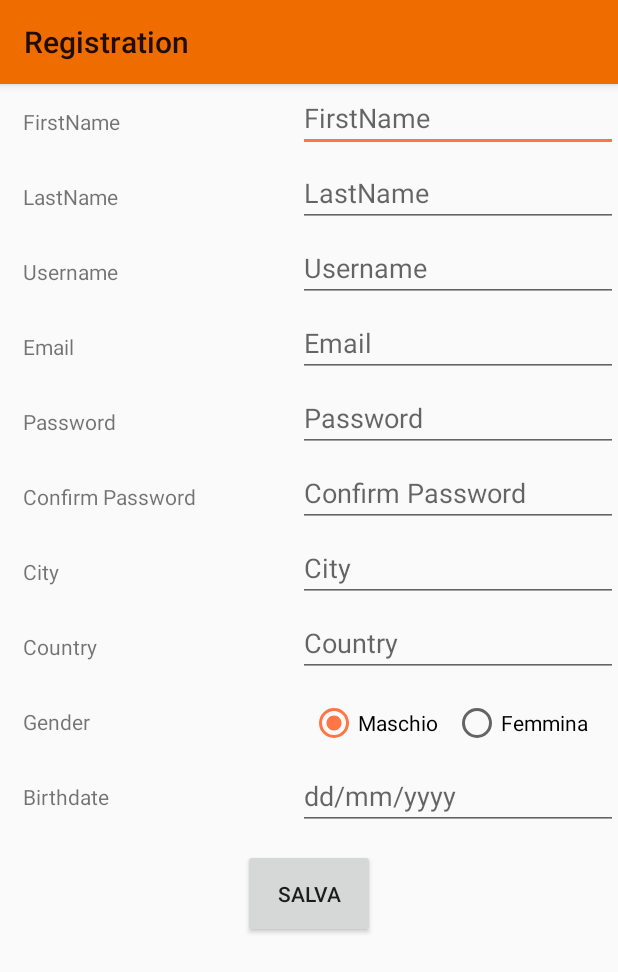
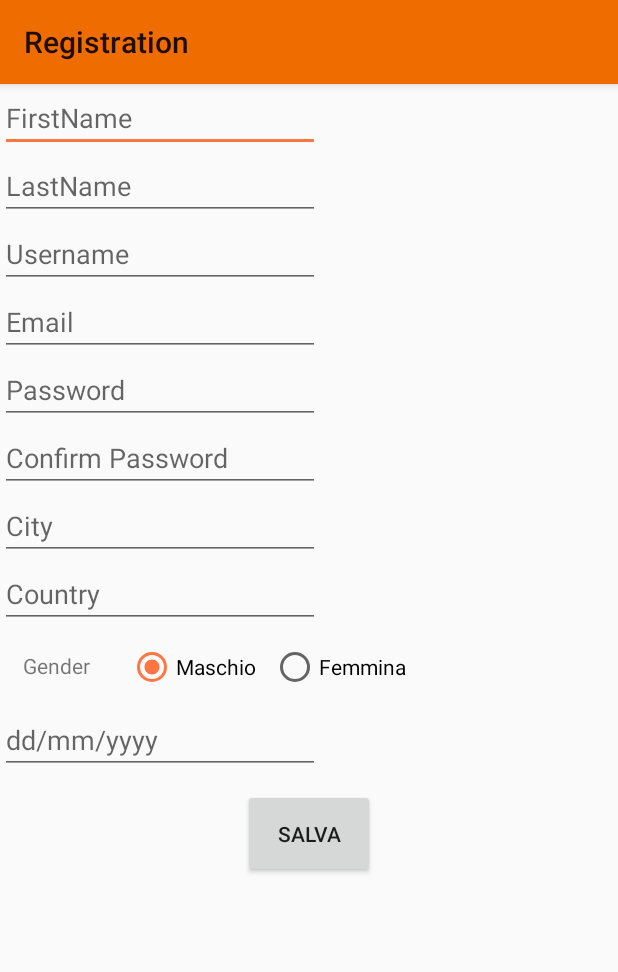
Before and after one commit to lorenzomalferrari/HolidayDiary, an Android app: the RegistrationActivity screen opened directly, with no data from a screen before it, on a phone screen of 412 x 824 dp. Shown: the top 972 px of the screen. Run offline under Robolectric (Android 15) with nearby library versions, the phone set to English and light mode, and no system bars.

Commit message:
Changed layout

```diff
--- a/app/src/main/res/layout/activity_registration.xml
+++ b/app/src/main/res/layout/activity_registration.xml
@@ -6,148 +6,93 @@
         android:layout_width="match_parent"
         android:layout_height="wrap_content">
         <!-- FirstName -->
-        <TextView
-            android:id="@+id/register_firstNameText"
-            android:layout_width="wrap_content"
-            android:layout_height="wrap_content"
-            android:padding="15dp"
-            android:text="@string/firstname_text"/>
-
         <EditText
             android:id="@+id/register_firstNameValue"
             android:layout_width="wrap_content"
             android:layout_height="wrap_content"
-            android:layout_alignParentEnd="true"
-            android:layout_alignParentTop="true"
+
             android:ems="10"
             android:hint="@string/firstname_text"
             android:inputType="text" />
+
         <!-- LastName -->
-        <TextView
-            android:id="@+id/register_lastNameText"
-            android:layout_width="wrap_content"
-            android:layout_height="wrap_content"
-            android:padding="15dp"
-            android:layout_below="@+id/register_firstNameText"
-            android:text="@string/lastname_text"/>
-
         <EditText
             android:id="@+id/register_lastNameValue"
             android:layout_width="wrap_content"
             android:layout_height="wrap_content"
-            android:layout_alignParentEnd="true"
-            android:layout_below="@+id/register_firstNameText"
+
+            android:layout_below="@+id/register_firstNameValue"
             android:ems="10"
             android:hint="@string/lastname_text"
             android:inputType="text"
             android:paddingTop="10dp" />
+
         <!-- Username -->
-        <TextView
-            android:id="@+id/register_usarnameText"
-            android:layout_width="wrap_content"
-            android:layout_height="wrap_content"
-            android:padding="15dp"
-            android:layout_below="@+id/register_lastNameText"
-            android:text="@string/username_text"/>
-
         <EditText
             android:id="@+id/register_usarnameValue"
             android:layout_width="wrap_content"
             android:layout_height="wrap_content"
-            android:layout_alignParentEnd="true"
-            android:layout_below="@+id/register_lastNameText"
+
+            android:layout_below="@+id/register_lastNameValue"
             android:ems="10"
             android:hint="@string/username_text"
             android:inputType="text"
             android:paddingTop="10dp" />
+
+
         <!-- Email -->
-        <TextView
-            android:id="@+id/register_emailText"
-            android:layout_width="wrap_content"
-            android:layout_height="wrap_content"
-            android:padding="15dp"
-            android:layout_below="@+id/register_usarnameText"
-            android:text="@string/email_text"/>
-
         <EditText
             android:id="@+id/register_emailValue"
             android:layout_width="wrap_content"
             android:layout_height="wrap_content"
-            android:layout_alignParentEnd="true"
-            android:layout_below="@+id/register_usarnameText"
+
+            android:layout_below="@+id/register_usarnameValue"
             android:ems="10"
             android:hint="@string/email_text"
             android:inputType="textEmailAddress"
             android:paddingTop="10dp" />
+
         <!-- Password -->
-        <TextView
-            android:id="@+id/register_passwordText"
-            android:layout_width="wrap_content"
-            android:layout_height="wrap_content"
-            android:layout_below="@+id/register_emailText"
-            android:padding="15dp"
-            android:text="@string/password_text"/>
-
         <EditText
             android:id="@+id/register_passwordValue"
             android:layout_width="wrap_content"
             android:layout_height="wrap_content"
-            android:layout_alignParentEnd="true"
-            android:layout_below="@+id/register_emailText"
+
+            android:layout_below="@+id/register_emailValue"
             android:ems="10"
             android:hint="@string/password_text"
             android:inputType="textPassword" />
-        <TextView
-            android:id="@+id/register_passwordTextValidate"
-            android:layout_width="wrap_content"
-            android:layout_height="wrap_content"
-            android:layout_below="@+id/register_passwordText"
-            android:padding="15dp"
-            android:text="@string/confirm_password_text"
-            />
+
 
         <EditText
             android:id="@+id/register_passwordValueValidate"
             android:layout_width="wrap_content"
             android:layout_height="wrap_content"
-            android:layout_alignParentEnd="true"
-            android:layout_below="@+id/register_passwordText"
+
+            android:layout_below="@+id/register_passwordValue"
             android:ems="10"
             android:hint="@string/confirm_password_text"
             android:inputType="textPassword" />
         <!-- City -->
-        <TextView
-            android:id="@+id/register_cityText"
-            android:layout_width="wrap_content"
-            android:layout_height="wrap_content"
-            android:layout_below="@+id/register_passwordTextValidate"
-            android:padding="15dp"
-            android:text="@string/city_text"/>
+
 
         <EditText
             android:id="@+id/register_cityValue"
             android:layout_width="wrap_content"
             android:layout_height="wrap_content"
-            android:layout_alignParentEnd="true"
-            android:layout_below="@+id/register_passwordTextValidate"
+
+            android:layout_below="@+id/register_passwordValueValidate"
             android:ems="10"
             android:hint="@string/city_text"
             android:inputType="text" />
         <!-- Country -->
-        <TextView
-            android:id="@+id/register_countryText"
-            android:layout_width="wrap_content"
-            android:layout_height="wrap_content"
-            android:layout_below="@+id/register_cityText"
-            android:padding="15dp"
-            android:text="@string/country_text"/>
 
         <EditText
             android:id="@+id/register_countryValue"
             android:layout_width="wrap_content"
             android:layout_height="wrap_content"
-            android:layout_alignParentEnd="true"
-            android:layout_below="@+id/register_cityText"
+
+            android:layout_below="@+id/register_cityValue"
             android:ems="10"
             android:hint="@string/country_text"
             android:inputType="text" />
@@ -156,7 +101,7 @@
             android:id="@+id/register_genderText"
             android:layout_width="wrap_content"
             android:layout_height="wrap_content"
-            android:layout_below="@+id/register_countryText"
+            android:layout_below="@+id/register_countryValue"
             android:padding="15dp"
             android:text="@string/gender_text"/>
 
@@ -164,8 +109,8 @@
             android:id="@+id/radioGroup"
             android:layout_width="215dp"
             android:layout_height="wrap_content"
-            android:layout_alignParentEnd="true"
-            android:layout_below="@+id/register_countryText"
+            android:layout_below="@+id/register_countryValue"
+            android:layout_toEndOf="@+id/register_genderText"
             android:orientation="horizontal"
             android:padding="10dp">
 
@@ -185,19 +130,13 @@
                 android:text="Femmina" />
         </RadioGroup>
         <!-- Birthdate -->
-        <TextView
-            android:id="@+id/register_birthdateText"
-            android:layout_width="wrap_content"
-            android:layout_height="wrap_content"
-            android:layout_below="@+id/register_genderText"
-            android:padding="15dp"
-            android:text="@string/birthdate_text"/>
+
 
         <EditText
             android:id="@+id/register_birthdateValue"
             android:layout_width="wrap_content"
             android:layout_height="wrap_content"
-            android:layout_alignParentEnd="true"
+
             android:layout_below="@+id/radioGroup"
             android:ems="10"
             android:hint="@string/dd_mm_yyyy"
@@ -208,7 +147,7 @@
             android:layout_width="wrap_content"
             android:layout_height="wrap_content"
             android:layout_centerHorizontal="true"
-            android:layout_below="@+id/register_birthdateText"
+            android:layout_below="@+id/register_birthdateValue"
             android:layout_marginTop="10dp"
             android:padding="20dp"
             android:text="Salva"/>
```
